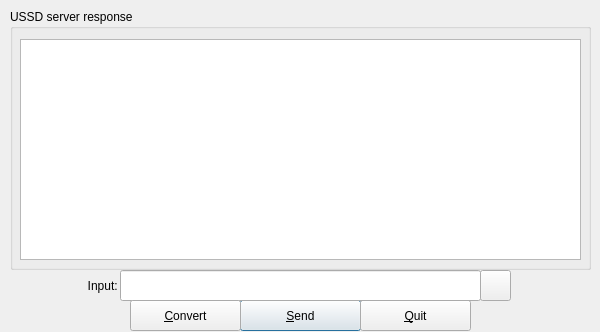
mhogomchungu/ussd-gui, file mainwindow.ui: the form before one commit.
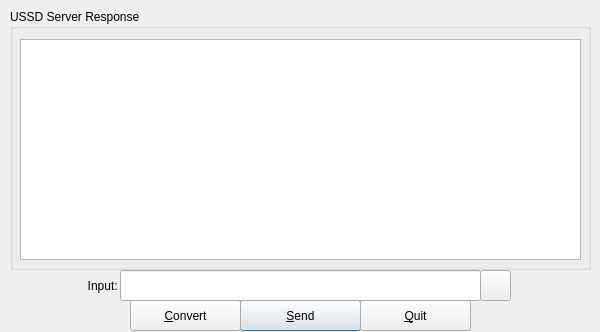
The form after the commit.

Commit message: should be good for a 1.0 release

Diff of the .ui file:
```diff
--- a/mainwindow.ui
+++ b/mainwindow.ui
@@ -85,7 +85,7 @@
      </rect>
     </property>
     <property name="title">
-     <string>USSD server response</string>
+     <string>USSD Server Response</string>
     </property>
     <property name="flat">
      <bool>false</bool>
```
The commit also changes 2 other files.
